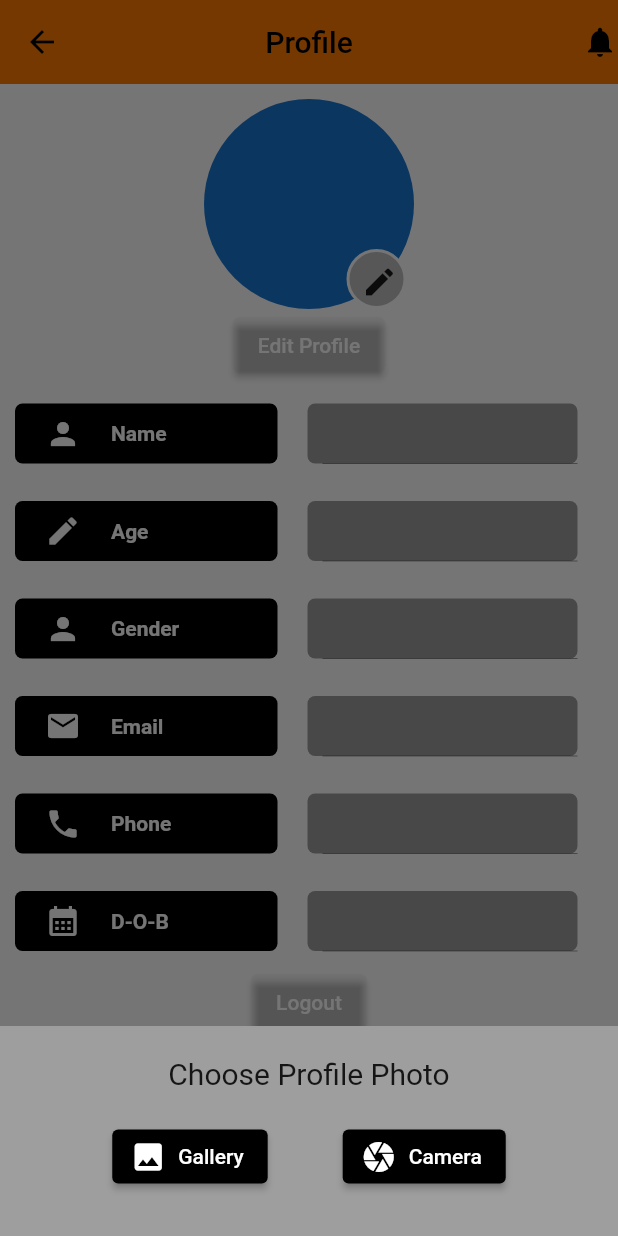
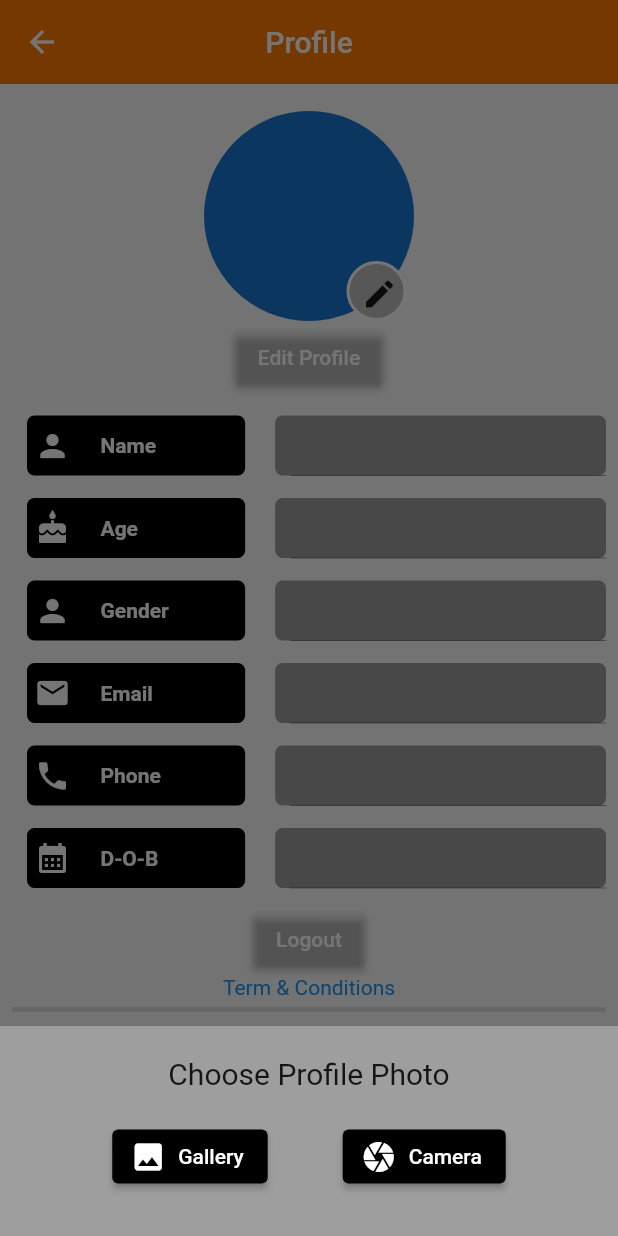
Before and after one commit to GouravTechnolancer/auth1, a Flutter app: the Profile screen opened by its route, after a tap on the "edit" icon, on a phone screen of 412 x 824 dp. Run offline on Flutter 3.47's test engine with Material 2 defaults, Android fonts, the phone set to English and light mode, and no system bars; our stand-ins replace cloud_firestore, firebase_auth, firebase_core, firebase_storage, flex_color_scheme, get and 5 more; missing offline and left inert: jumping_dot; accounts and stored records are empty; network calls fail.

Commit message:
profile page improve and bottom navigation done

```diff
--- a/lib/Model/employee.dart
+++ b/lib/Model/employee.dart
@@ -1,4 +1,4 @@
-class Employee{
+class UserProfile{
   String? id;
   String? name;
   String? email;
@@ -9,7 +9,7 @@ class Employee{
   String? dob;
   String? image;
 
-  Employee({this.id, this.name, this.email, this.password, this.phoneNumber,this.gender,this.dob,this.age, this.image,});
+  UserProfile({this.id, this.name, this.email, this.password, this.phoneNumber,this.gender,this.dob,this.age, this.image,});
 
   Map<String,dynamic> toJson(){
     return {
@@ -25,8 +25,8 @@ class Employee{
     };
   }
 
-  factory Employee.fromMap(String id, Map<String, dynamic> map) {
-    return Employee(
+  factory UserProfile.fromMap(String id, Map<String, dynamic> map) {
+    return UserProfile(
       id: id,
       name: map["name"],
       email: map["email"],
--- a/lib/UI/otp_verification.dart
+++ b/lib/UI/otp_verification.dart
@@ -12,7 +12,7 @@ class OtpVerification extends StatefulWidget {
 
 class _OtpVerificationState extends State<OtpVerification> {
   final FirebaseAuth auth =FirebaseAuth.instance;
-  Employee employee = Employee(image: null);
+  UserProfile employee = UserProfile(image: null);
   String code="";
 
   @override
@@ -29,7 +29,7 @@ class _OtpVerificationState extends State<OtpVerification> {
           children: [
             const Text('Verification',style: TextStyle(fontSize: 25,fontWeight: FontWeight.bold),),
             const Text('We need to register your phone before getting started !'),
-            const SizedBox(height: 25,),
+            const SizedBox(height: 15,),
             Pinput(
               onChanged: (value){
                 code=value;
--- a/lib/UI/profile.dart
+++ b/lib/UI/profile.dart
@@ -1,12 +1,9 @@
 import 'dart:async';
 import 'package:auth/Model/employee.dart';
-import 'package:auth/UI/image_picker.dart';
 import 'package:auth/variable.dart';
 import 'package:cloud_firestore/cloud_firestore.dart';
 import 'package:firebase_auth/firebase_auth.dart';
 import 'package:flutter/material.dart';
-import 'package:flutter/services.dart';
-import 'package:image_picker/image_picker.dart';
 
 class Profile extends StatefulWidget {
   const Profile({super.key});
@@ -16,20 +13,15 @@ class Profile extends StatefulWidget {
 
 class _ProfileState extends State<Profile> {
 
-  late Employee employee;
+  late UserProfile employee;
   late StreamSubscription employeeListener;
   bool loading = true;
-  Uint8List? _image;
   void selectImageCamera()async{
-    Uint8List img = await pickImageFrom(ImageSource.camera);
     setState(() {
-      _image = img;
     });
   }
   void selectImageGallery()async{
-    Uint8List img = await pickImageFrom(ImageSource.gallery);
     setState(() {
-      _image = img;
     });
   }
 
@@ -38,8 +30,7 @@ class _ProfileState extends State<Profile> {
     DocumentReference reference = FirebaseFirestore.instance.collection("user").doc(uid);
     employeeListener = reference.snapshots().listen((DocumentSnapshot snapshot) {
       if(snapshot.exists){
-        employee = Employee.fromMap(snapshot.id, snapshot.data() as Map<String, dynamic>);
-        print(employee.image);
+        employee = UserProfile.fromMap(snapshot.id, snapshot.data() as Map<String, dynamic>);
       }
       setState(() {
         loading = false;
@@ -58,27 +49,26 @@ class _ProfileState extends State<Profile> {
   Widget build(BuildContext context) {
     return SafeArea(child:
     Scaffold(
-
-        appBar: AppBar(title: const Text('Profile', style: TextStyle(color: Colors.black),),
-          centerTitle: true,
-          elevation: 0,
-          backgroundColor: appbar,
-          leading: IconButton(icon: const Icon(Icons.arrow_back, color: Colors.black,),
-            onPressed: () {
-              Navigator.pop(context);
-            },),
-          actions: const [
-            Icon(Icons.notifications, color: Colors.black)
-          ],
-        ),
-        body: loading ? const Center(child: CircularProgressIndicator(
-        ),) : Container(
-          color: Colors.white,
-          child: ListView(
+        // appBar: AppBar(title: const Text('Profile', style: TextStyle(color: Colors.black),),
+        //   centerTitle: true,
+        //   elevation: 0,
+        //   backgroundColor: appbar,
+        //   leading: IconButton(icon: const Icon(Icons.arrow_back, color: Colors.black,),
+        //     onPressed: () {
+        //       Navigator.pop(context);
+        //     },),
+        //   actions: const [
+        //     Icon(Icons.notifications, color: Colors.black)
+        //   ],
+        // ),
+      appBar: AppBar(title: const Text('Profile'),centerTitle: true,elevation: 0,backgroundColor: appbar,),
+        body: SingleChildScrollView(
+          child: loading ? const Center(child: CircularProgressIndicator(),) :
+          Padding(
+            padding: const EdgeInsets.all(8.0),
+            child: Column(
               children: [
-              Column(
-                children: [
-                  SizedBox(height: 10,),
+                const SizedBox(height: 10,),
                 Stack(
                   children: [
                     employee.image != null ? CircleAvatar(
@@ -118,22 +108,21 @@ class _ProfileState extends State<Profile> {
                 Row(
                   mainAxisAlignment: MainAxisAlignment.center,
                   children: [
-                      ElevatedButton(onPressed: () {
-
-                       },
+                    ElevatedButton(onPressed: () {},
                       style: ElevatedButton.styleFrom(
                           backgroundColor: const Color(0x0000000a)),
                       child: const Text('Edit Profile'),),
-                      const SizedBox(height: 25,),
+                    const SizedBox(height: 15,),
                   ],
                 ),
                 const SizedBox(height: 15,),
                 Row(
                   children: [
-                      Container(
+                    Expanded(
+                      flex: 3,
+                      child: Container(
                         margin: const EdgeInsets.fromLTRB(10, 0, 10, 0),
                         child: SizedBox(
-                          width: 175,
                           height: 40,
                           child: Container(
                             decoration: BoxDecoration(
@@ -142,19 +131,20 @@ class _ProfileState extends State<Profile> {
                             ),
                             child: const Row(
                               children: [
-                                SizedBox(width: 20,),
+                                Padding(padding: EdgeInsets.fromLTRB(5, 0, 0, 0)),
                                 Icon(Icons.person, color: Colors.white),
                                 SizedBox(width: 20,),
-                                Text('Name', style: TextStyle(color: Colors.white,
-                                    fontWeight: FontWeight.bold),),
+                                Text('Name', style: TextStyle(color: Colors.white, fontWeight: FontWeight.bold),),
                               ],
                             ),
                           ),
                         ),
                       ),
+                    ),
                     const SizedBox(width: 10,),
-                      SizedBox(
-                        width: 180,
+                    Expanded(
+                      flex: 4,
+                      child: SizedBox(
                         height: 40,
                         child: Container(
                           decoration: BoxDecoration(
@@ -171,14 +161,16 @@ class _ProfileState extends State<Profile> {
                             ),
                           )),
                         ),
+                      ),
                     )
-
                   ],
                 ),
-                  const SizedBox(height: 25,),
+                const SizedBox(height: 15,),
                 Row(
                   children: [
-                      Container(
+                    Expanded(
+                      flex: 3,
+                      child: Container(
                         margin: const EdgeInsets.fromLTRB(10, 0, 10, 0),
                         child: SizedBox(
                           width: 175,
@@ -190,8 +182,8 @@ class _ProfileState extends State<Profile> {
                             ),
                             child: const Row(
                               children: [
-                                SizedBox(width: 20,),
-                                Icon(Icons.edit, color: Colors.white,),
+                                Padding(padding: EdgeInsets.fromLTRB(5, 0, 0, 0)),
+                                Icon(Icons.cake, color: Colors.white,),
                                 SizedBox(width: 20,),
                                 Text('Age', style: TextStyle(color: Colors.white,
                                     fontWeight: FontWeight.bold),),
@@ -200,8 +192,11 @@ class _ProfileState extends State<Profile> {
                           ),
                         ),
                       ),
+                    ),
                     const SizedBox(width: 10,),
-                      SizedBox(
+                    Expanded(
+                      flex: 4,
+                      child: SizedBox(
                           width: 180,
                           height: 40,
                           child: Container(
@@ -220,13 +215,16 @@ class _ProfileState extends State<Profile> {
                               ),
                             )),
                             ),
-                          ))
+                          )),
+                    )
                   ],
                 ),
-                  const SizedBox(height: 25,),
+                const SizedBox(height: 15,),
                 Row(
                   children: [
-                      Container(
+                    Expanded(
+                      flex: 3,
+                      child: Container(
                         margin: const EdgeInsets.fromLTRB(10, 0, 10, 0),
                         child: SizedBox(
                           width: 175,
@@ -238,7 +236,7 @@ class _ProfileState extends State<Profile> {
                             ),
                             child: const Row(
                               children: [
-                                SizedBox(width: 20,),
+                                Padding(padding: EdgeInsets.fromLTRB(5, 0, 0, 0)),
                                 Icon(Icons.person, color: Colors.white,),
                                 SizedBox(width: 20,),
                                 Text('Gender', style: TextStyle(
@@ -249,8 +247,11 @@ class _ProfileState extends State<Profile> {
                           ),
                         ),
                       ),
+                    ),
                     const SizedBox(width: 10,),
-                      SizedBox(
+                    Expanded(
+                      flex: 4,
+                      child: SizedBox(
                         width: 180,
                         height: 40,
                         child: Container(
@@ -268,14 +269,17 @@ class _ProfileState extends State<Profile> {
                             ),
                           ),),
                         ),
+                      ),
                     )
 
                   ],
                 ),
-                  const SizedBox(height: 25,),
+                const SizedBox(height: 15,),
                 Row(
                   children: [
-                      Container(
+                    Expanded(
+                      flex: 3,
+                      child: Container(
                         margin: const EdgeInsets.fromLTRB(10, 0, 10, 0),
                         child: SizedBox(
                           width: 175,
@@ -287,7 +291,7 @@ class _ProfileState extends State<Profile> {
                             ),
                             child: const Row(
                               children: [
-                                SizedBox(width: 20,),
+                                Padding(padding: EdgeInsets.fromLTRB(5, 0, 0, 0)),
                                 Icon(Icons.mail, color: Colors.white,),
                                 SizedBox(width: 20,),
                                 Text('Email', style: TextStyle(
@@ -298,8 +302,11 @@ class _ProfileState extends State<Profile> {
                           ),
                         ),
                       ),
+                    ),
                     const SizedBox(width: 10,),
-                      SizedBox(
+                    Expanded(
+                      flex:4,
+                      child: SizedBox(
                         width: 180,
                         height: 40,
                         child: Container(
@@ -317,14 +324,17 @@ class _ProfileState extends State<Profile> {
                             ),
                           ),),
                         ),
+                      ),
                     )
 
                   ],
                 ),
-                  const SizedBox(height: 25,),
+                const SizedBox(height: 15,),
                 Row(
                   children: [
-                      Container(
+                    Expanded(
+                      flex: 3,
+                      child: Container(
                         margin: const EdgeInsets.fromLTRB(10, 0, 10, 0),
                         child: SizedBox(
                           width: 175,
@@ -336,7 +346,7 @@ class _ProfileState extends State<Profile> {
                             ),
                             child: const Row(
                               children: [
-                                SizedBox(width: 20,),
+                                Padding(padding: EdgeInsets.fromLTRB(5, 0, 0, 0)),
                                 Icon(Icons.phone, color: Colors.white,),
                                 SizedBox(width: 20,),
                                 Text('Phone', style: TextStyle(
@@ -347,8 +357,11 @@ class _ProfileState extends State<Profile> {
                           ),
                         ),
                       ),
+                    ),
                     const SizedBox(width: 10,),
-                      SizedBox(
+                    Expanded(
+                      flex: 4,
+                      child: SizedBox(
                         width: 180,
                         height: 40,
                         child: Container(
@@ -366,14 +379,17 @@ class _ProfileState extends State<Profile> {
                             ),
                           ),),
                         ),
+                      ),
                     )
 
                   ],
                 ),
-                  const SizedBox(height: 25,),
+                const SizedBox(height: 15,),
                 Row(
                   children: [
-                      Container(
+                    Expanded(
+                      flex: 3,
+                      child: Container(
                         margin: const EdgeInsets.fromLTRB(10, 0, 10, 0),
                         child: SizedBox(
                           width: 175,
@@ -385,7 +401,7 @@ class _ProfileState extends State<Profile> {
                             ),
                             child: const Row(
                               children: [
-                                SizedBox(width: 20,),
+                                Padding(padding: EdgeInsets.fromLTRB(5, 0, 0, 0)),
                                 Icon(Icons.calendar_month, color: Colors.white,),
                                 SizedBox(width: 20,),
                                 Text('D-O-B', style: TextStyle(
@@ -396,12 +412,15 @@ class _ProfileState extends State<Profile> {
                           ),
                         ),
                       ),
+                    ),
                     const SizedBox(width: 10,),
-                      SizedBox(
+                    Expanded(
+                      flex: 4,
+                      child: SizedBox(
                         width: 180,
                         height: 40,
                         child: Container(
-                          margin: EdgeInsets.fromLTRB(0, 0, 0, 0),
+                          margin: const EdgeInsets.fromLTRB(0, 0, 0, 0),
                           decoration: BoxDecoration(
                             borderRadius: BorderRadius.circular(5),
                             color: Colors.grey,
@@ -415,6 +434,7 @@ class _ProfileState extends State<Profile> {
                               ),
                             ),
                           ),),
+                        ),
                       ),
                     )
 
@@ -440,7 +460,6 @@ class _ProfileState extends State<Profile> {
                 const Divider(thickness: 3,)
               ],
             ),
-            ],
           ),
         ),
         // bottomNavigationBar: Row(
--- a/lib/UI/sign_in_with_phone.dart
+++ b/lib/UI/sign_in_with_phone.dart
@@ -15,7 +15,7 @@ class SignInWithPhone extends StatefulWidget {
 class _SignInWithPhoneState extends State<SignInWithPhone> {
 
   TextEditingController countryCode =TextEditingController();
-  Employee employee = Employee(image: null);
+  UserProfile employee = UserProfile(image: null);
   @override
   void initState() {
     countryCode.text="+91";
--- a/pubspec.yaml
+++ b/pubspec.yaml
@@ -51,6 +51,7 @@ dependencies:
   get: ^4.6.6
   intl: ^0.18.1
   firebase_storage: ^11.2.7
+  google_nav_bar: ^5.0.6
   # The following adds the Cupertino Icons font to your application.
   # Use with the CupertinoIcons class for iOS style icons.
   cupertino_icons: ^1.0.2
```
Also changed, not shown: lib/UI/choose_auth_method.dart (+9 -23 lines), lib/UI/home.dart (+56 -24 lines), lib/UI/image_picker.dart (added, +28 -0 lines), lib/UI/login_page.dart (deleted, +0 -18 lines), lib/UI/manage_users.dart (added, +33 -0 lines), lib/UI/menu.dart (added, +50 -0 lines), lib/UI/register_user.dart (+4 -24 lines), lib/UI/sign_in_with_google.dart (+5 -6 lines), lib/UI/work_hub_logo.dart (added, +40 -0 lines), lib/main.dart (+17 -18 lines), assets/management.png (added), assets/user.png (added), pubspec.lock, 1 other file. Lines whose indentation alone changed are shown as unchanged.
